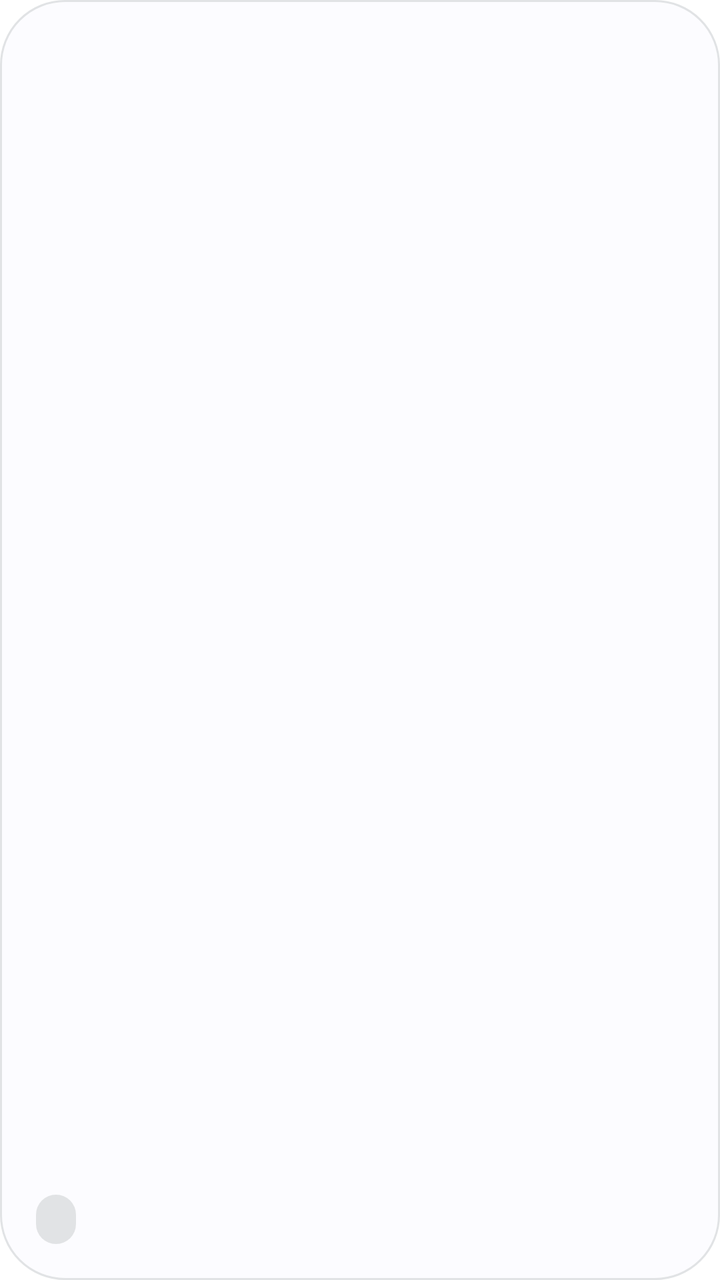
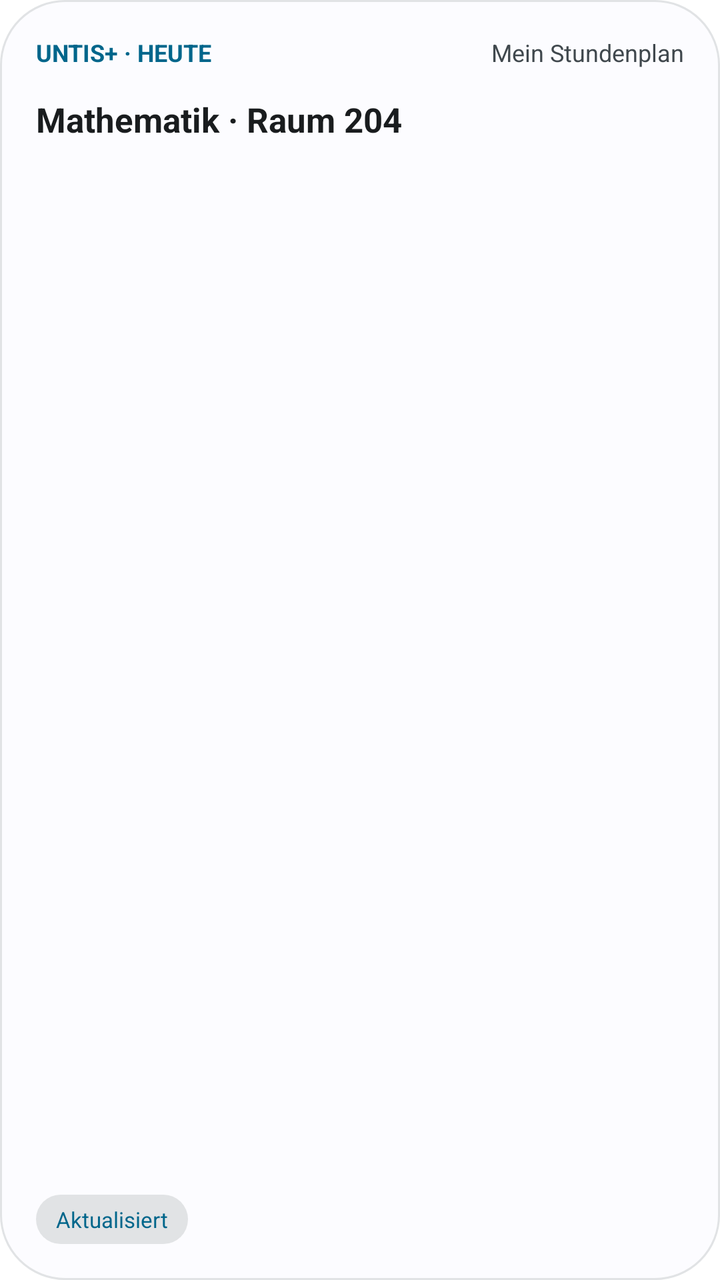

Before-and-after screenshots of an Android layout around one commit, followed by the original layout XML and the change that was made.
<!-- AndroidManifest.xml: fallback theme Theme.MaterialComponents.DayNight.NoActionBar -->
<!-- res/layout/widget_summary.xml -->
<?xml version="1.0" encoding="utf-8"?>
<RelativeLayout xmlns:android="http://schemas.android.com/apk/res/android"
    android:id="@+id/widget_summary_root"
    android:layout_width="match_parent"
    android:layout_height="match_parent"
    android:background="@drawable/widget_expressive_surface"
    android:padding="18dp">
    <TextView android:id="@+id/widget_summary_title" android:layout_width="wrap_content" android:layout_height="wrap_content" android:textColor="@color/widget_primary" android:textSize="12sp" android:textStyle="bold" />
    <TextView android:id="@+id/widget_summary_account" android:layout_width="wrap_content" android:layout_height="wrap_content" android:layout_alignParentEnd="true" android:ellipsize="end" android:maxLines="1" android:textColor="@color/widget_on_surface_variant" android:textSize="12sp" />
    <TextView android:id="@+id/widget_summary_body" android:layout_width="match_parent" android:layout_height="wrap_content" android:layout_below="@id/widget_summary_title" android:layout_marginTop="14dp" android:ellipsize="end" android:maxLines="2" android:textColor="@color/widget_on_surface" android:textSize="17sp" android:textStyle="bold" />
    <TextView android:id="@+id/widget_summary_status" android:layout_width="wrap_content" android:layout_height="wrap_content" android:layout_alignParentBottom="true" android:background="@drawable/widget_status_pill" android:paddingHorizontal="10dp" android:paddingVertical="5dp" android:textColor="@color/widget_primary" android:textSize="11sp" />
</RelativeLayout>
<!-- resources referenced by this layout -->
<resources>
  <color name="widget_on_surface">#FF171C25</color>
  <color name="widget_on_surface_variant">#FF42474F</color>
  <color name="widget_primary">#FF005AC1</color>
  <!-- drawable widget_expressive_surface (drawable) -->
  <shape xmlns:android="http://schemas.android.com/apk/res/android" android:shape="rectangle">
      <solid android:color="@color/widget_surface" />
      <corners android:radius="32dp" />
      <stroke android:width="1dp" android:color="@color/widget_surface_variant" />
  </shape>
  <!-- drawable widget_status_pill (drawable) -->
  <shape xmlns:android="http://schemas.android.com/apk/res/android" android:shape="rectangle">
      <solid android:color="@color/widget_surface_variant" />
      <corners android:radius="99dp" />
  </shape>
  <color name="widget_surface">#FFF7F9FF</color>
  <color name="widget_surface_variant">#FFDCE5F5</color>
</resources>

<!-- the commit's change to res/layout/widget_summary.xml (unified diff, before → after) -->
@@ -5,8 +5,8 @@
     android:layout_height="match_parent"
     android:background="@drawable/widget_expressive_surface"
     android:padding="18dp">
-    <TextView android:id="@+id/widget_summary_title" android:layout_width="wrap_content" android:layout_height="wrap_content" android:textColor="@color/widget_primary" android:textSize="12sp" android:textStyle="bold" />
-    <TextView android:id="@+id/widget_summary_account" android:layout_width="wrap_content" android:layout_height="wrap_content" android:layout_alignParentEnd="true" android:ellipsize="end" android:maxLines="1" android:textColor="@color/widget_on_surface_variant" android:textSize="12sp" />
-    <TextView android:id="@+id/widget_summary_body" android:layout_width="match_parent" android:layout_height="wrap_content" android:layout_below="@id/widget_summary_title" android:layout_marginTop="14dp" android:ellipsize="end" android:maxLines="2" android:textColor="@color/widget_on_surface" android:textSize="17sp" android:textStyle="bold" />
-    <TextView android:id="@+id/widget_summary_status" android:layout_width="wrap_content" android:layout_height="wrap_content" android:layout_alignParentBottom="true" android:background="@drawable/widget_status_pill" android:paddingHorizontal="10dp" android:paddingVertical="5dp" android:textColor="@color/widget_primary" android:textSize="11sp" />
+    <TextView android:id="@+id/widget_summary_title" android:layout_width="wrap_content" android:layout_height="wrap_content" android:textColor="@color/widget_primary" android:textSize="12sp" android:textStyle="bold" android:text="UNTIS+ · HEUTE" />
+    <TextView android:id="@+id/widget_summary_account" android:layout_width="wrap_content" android:layout_height="wrap_content" android:layout_alignParentEnd="true" android:ellipsize="end" android:maxLines="1" android:textColor="@color/widget_on_surface_variant" android:textSize="12sp" android:text="Mein Stundenplan" />
+    <TextView android:id="@+id/widget_summary_body" android:layout_width="match_parent" android:layout_height="wrap_content" android:layout_below="@id/widget_summary_title" android:layout_marginTop="14dp" android:ellipsize="end" android:maxLines="2" android:textColor="@color/widget_on_surface" android:textSize="17sp" android:textStyle="bold" android:text="Mathematik · Raum 204" />
+    <TextView android:id="@+id/widget_summary_status" android:layout_width="wrap_content" android:layout_height="wrap_content" android:layout_alignParentBottom="true" android:background="@drawable/widget_status_pill" android:paddingHorizontal="10dp" android:paddingVertical="5dp" android:textColor="@color/widget_primary" android:textSize="11sp" android:text="Aktualisiert" />
 </RelativeLayout>
